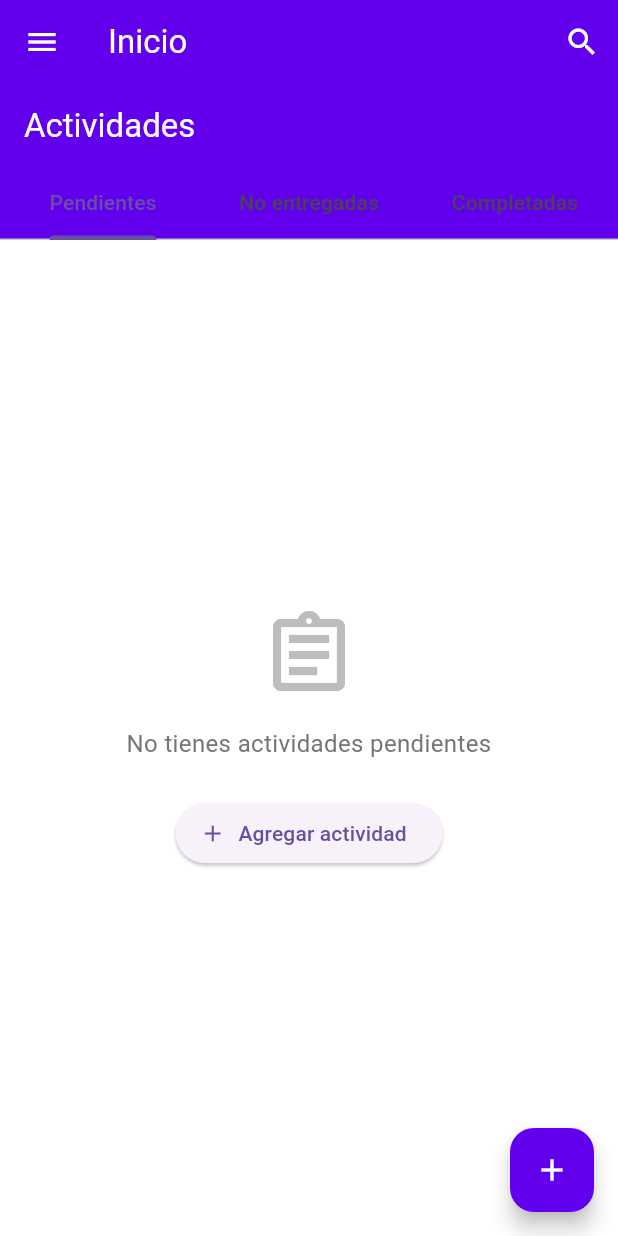
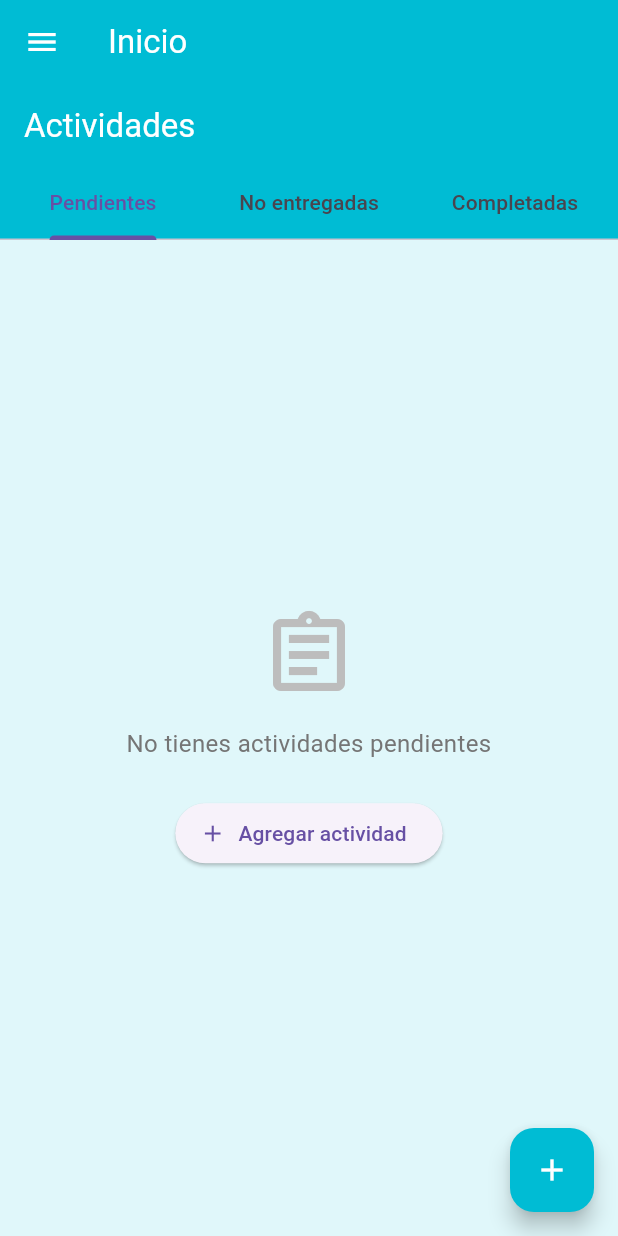
Before and after one commit to LuisMario698/ProyectoEdu, a Flutter app: the screen it shows after launch, in the side drawer, after a tap on "Materias", on a phone screen of 412 x 824 dp. Run offline on Flutter 3.47's test engine with Material 3 defaults, Android fonts, the phone set to English and light mode, and no system bars; our stand-ins replace image_picker, responsive_builder, sqflite, table_calendar; accounts and stored records are empty.

Commit message:
completo movil

```diff
--- a/lib/models/actividad_model.dart
+++ b/lib/models/actividad_model.dart
@@ -2,26 +2,56 @@ import 'package:flutter/material.dart';
 
 class Actividad {
   int? id;
-  int? materiaId;
+  int materiaId; // ID de la materia asociada
   String nombre;
   String descripcion;
   DateTime fechaCreacion;
   DateTime fechaCierre;
-  DateTime? fechaCompletado;
+  DateTime? fechaCompletado; // Null si no está completada
   bool completada;
 
   Actividad({
     this.id,
-    this.materiaId,
+    required this.materiaId,
     required this.nombre,
-    this.descripcion = "",
-    DateTime? fechaCreacion,
+    required this.descripcion,
+    required this.fechaCreacion,
     required this.fechaCierre,
     this.fechaCompletado,
     this.completada = false,
-  }) : fechaCreacion = fechaCreacion ?? DateTime.now();
+  });
 
-  // Método copyWith para crear una copia con algunas propiedades modificadas
+  // Convertir un objeto Actividad a un Map para guardar en la base de datos
+  Map<String, dynamic> toMap() {
+    return {
+      'id': id,
+      'materiaId': materiaId,
+      'nombre': nombre,
+      'descripcion': descripcion,
+      'fechaCreacion': fechaCreacion.millisecondsSinceEpoch,
+      'fechaCierre': fechaCierre.millisecondsSinceEpoch,
+      'fechaCompletado': fechaCompletado?.millisecondsSinceEpoch,
+      'completada': completada ? 1 : 0,
+    };
+  }
+
+  // Crear un objeto Actividad desde un Map obtenido de la base de datos
+  factory Actividad.fromMap(Map<String, dynamic> map) {
+    return Actividad(
+      id: map['id'],
+      materiaId: map['materiaId'],
+      nombre: map['nombre'],
+      descripcion: map['descripcion'],
+      fechaCreacion: DateTime.fromMillisecondsSinceEpoch(map['fechaCreacion']),
+      fechaCierre: DateTime.fromMillisecondsSinceEpoch(map['fechaCierre']),
+      fechaCompletado: map['fechaCompletado'] != null
+          ? DateTime.fromMillisecondsSinceEpoch(map['fechaCompletado'])
+          : null,
+      completada: map['completada'] == 1,
+    );
+  }
+
+  // Método para crear una copia de la actividad con algunos campos modificados
   Actividad copyWith({
     int? id,
     int? materiaId,
@@ -44,33 +74,15 @@ class Actividad {
     );
   }
 
-  // Convertir un Actividad en Map
-  Map<String, dynamic> toMap() {
-    return {
-      'id': id,
-      'materiaId': materiaId,
-      'nombre': nombre,
-      'descripcion': descripcion,
-      'fechaCreacion': fechaCreacion.millisecondsSinceEpoch,
-      'fechaCierre': fechaCierre.millisecondsSinceEpoch,
-      'fechaCompletado': fechaCompletado?.millisecondsSinceEpoch,
-      'completada': completada ? 1 : 0,
-    };
+  // Método para marcar como completada
+  void marcarComoCompletada() {
+    completada = true;
+    fechaCompletado = DateTime.now();
   }
 
-  // Convertir Map en un Actividad
-  factory Actividad.fromMap(Map<String, dynamic> map) {
-    return Actividad(
-      id: map['id'],
-      materiaId: map['materiaId'],
-      nombre: map['nombre'],
-      descripcion: map['descripcion'] ?? "",
-      fechaCreacion: DateTime.fromMillisecondsSinceEpoch(map['fechaCreacion']),
-      fechaCierre: DateTime.fromMillisecondsSinceEpoch(map['fechaCierre']),
-      fechaCompletado: map['fechaCompletado'] != null
-          ? DateTime.fromMillisecondsSinceEpoch(map['fechaCompletado'])
-          : null,
-      completada: map['completada'] == 1,
-    );
+  // Método para desmarcar como completada
+  void desmarcarComoCompletada() {
+    completada = false;
+    fechaCompletado = null;
   }
 }
--- a/lib/models/materia_model.dart
+++ b/lib/models/materia_model.dart
@@ -1,21 +1,41 @@
-import 'package:flutter/material.dart';
-
 class Materia {
   int? id;
   String nombre;
   String descripcion;
   String maestro;
-  int color;
+  int color; // Código de color en formato entero (0xFFRRGGBB)
 
   Materia({
     this.id,
     required this.nombre,
-    this.descripcion = "",
-    this.maestro = "",
-    this.color = 0xFF81C784, // Color verde predeterminado
+    required this.descripcion,
+    required this.maestro,
+    required this.color,
   });
 
-  // Método copyWith para crear una copia con algunas propiedades modificadas
+  // Convertir un objeto Materia a un Map para guardar en la base de datos
+  Map<String, dynamic> toMap() {
+    return {
+      'id': id,
+      'nombre': nombre,
+      'descripcion': descripcion,
+      'maestro': maestro,
+      'color': color,
+    };
+  }
+
+  // Crear un objeto Materia desde un Map obtenido de la base de datos
+  factory Materia.fromMap(Map<String, dynamic> map) {
+    return Materia(
+      id: map['id'],
+      nombre: map['nombre'],
+      descripcion: map['descripcion'],
+      maestro: map['maestro'],
+      color: map['color'],
+    );
+  }
+
+  // Método para crear una copia de la materia con algunos campos modificados
   Materia copyWith({
     int? id,
     String? nombre,
@@ -31,31 +51,4 @@ class Materia {
       color: color ?? this.color,
     );
   }
-
-  // Convertir un Materia en Map
-  Map<String, dynamic> toMap() {
-    return {
-      'id': id,
-      'nombre': nombre,
-      'descripcion': descripcion,
-      'maestro': maestro,
-      'color': color,
-    };
-  }
-
-  // Convertir Map en un Materia
-  factory Materia.fromMap(Map<String, dynamic> map) {
-    return Materia(
-      id: map['id'],
-      nombre: map['nombre'],
-      descripcion: map['descripcion'] ?? "",
-      maestro: map['maestro'] ?? "",
-      color: map['color'] ?? 0xFF81C784,
-    );
-  }
-
-  // Método para obtener el objeto Color a partir del valor entero
-  Color getColor() {
-    return Color(color);
-  }
 }
--- a/lib/utils/mycolorplantilla.dart
+++ b/lib/utils/mycolorplantilla.dart
@@ -5,16 +5,16 @@ class MyColorThemes {
     brightness: Brightness.light,
     primaryColor: const Color(0xFF6200EE), // Deep Purple 500
     hintColor: Colors.grey,
-    scaffoldBackgroundColor: Colors.white,
+    scaffoldBackgroundColor: Color(0xFFE3F2FD), // Azul claro más visible
     appBarTheme: const AppBarTheme(
       backgroundColor: Color(0xFF6200EE),
       foregroundColor: Colors.white,
     ),
     textTheme: const TextTheme(
-      bodyMedium: TextStyle(color: Colors.black),
+      bodyMedium: TextStyle(color: Colors.black87),
     ),
     radioTheme: RadioThemeData(
-      fillColor: WidgetStateColor.resolveWith((states) => const Color(0xFF6200EE)),
+      fillColor: MaterialStateColor.resolveWith((states) => const Color(0xFF6200EE)),
     ),
     listTileTheme: const ListTileThemeData(textColor: Colors.black),
     inputDecorationTheme: const InputDecorationTheme(
@@ -66,13 +66,13 @@ class MyColorThemes {
     brightness: Brightness.light,
     primaryColor: const Color(0xFF7C4DFF), // Purple 400
     hintColor: Colors.orangeAccent,
-    scaffoldBackgroundColor: const Color(0xFFF3E5F5), // Lilac 50
+    scaffoldBackgroundColor: Color(0xFFE1BEE7), // Más saturado
     appBarTheme: const AppBarTheme(
       backgroundColor: Color(0xFF7C4DFF),
       foregroundColor: Colors.white,
     ),
     textTheme: const TextTheme(
-      bodyMedium: TextStyle(color: Color(0xFF4A148C)), // Deep Purple 900
+      bodyMedium: TextStyle(color: Color(0xFF311B92)), // Color más fuerte
     ),
     radioTheme: RadioThemeData(
       fillColor: WidgetStateColor.resolveWith((states) => const Color(0xFF7C4DFF)),
@@ -92,13 +92,13 @@ class MyColorThemes {
     brightness: Brightness.light,
     primaryColor: const Color(0xFF00BCD4), // Teal 500
     hintColor: Colors.blueGrey,
-    scaffoldBackgroundColor: Colors.white,
+    scaffoldBackgroundColor: Color(0xFFE0F7FA), // Azul claro
     appBarTheme: const AppBarTheme(
       backgroundColor: Color(0xFF00BCD4),
       foregroundColor: Colors.white,
     ),
     textTheme: const TextTheme(
-      bodyMedium: TextStyle(color: Color(0xFF263238)), // Blue Grey 900
+      bodyMedium: TextStyle(color: Color(0xFF004D40)), // Teal más oscuro
     ),
     radioTheme: RadioThemeData(
       fillColor: WidgetStateColor.resolveWith((states) => const Color(0xFF00BCD4)),
--- a/lib/views/mobile/configuracion_page.dart
+++ b/lib/views/mobile/configuracion_page.dart
@@ -3,7 +3,8 @@ import 'package:proyectoeducativo/utils/mycolorplantilla.dart';
 import 'package:provider/provider.dart';
 
 class ThemeProvider extends ChangeNotifier {
-  ThemeData _themeData = MyColorThemes.lightTheme;
+  ThemeData _themeData =
+      MyColorThemes.modernTheme; // Tema moderno como predeterminado
 
   ThemeData get themeData => _themeData;
 
@@ -21,9 +22,7 @@ class ConfiguracionPage extends StatelessWidget {
     final themeProvider = Provider.of<ThemeProvider>(context);
 
     return Scaffold(
-      appBar: AppBar(
-        title: const Text('Configuración'),
-      ),
+      appBar: AppBar(title: const Text('Configuración')),
       body: Padding(
         padding: const EdgeInsets.all(16.0),
         child: Column(
--- a/lib/views/mobile/home_mobile.dart
+++ b/lib/views/mobile/home_mobile.dart
@@ -19,54 +19,40 @@ class HomeMobile extends StatefulWidget {
 }
 
 class HomeMobileState extends State<HomeMobile> {
-  bool _isSearching = false;
-  final TextEditingController _searchController = TextEditingController();
   Widget _currentBody = const MainContent(); // Contenido dinámico del body
 
   void _showMaterias() {
     setState(() {
-      _isSearching = false;
-      _searchController.clear();
       _currentBody = const MateriasWidget(); // Cambia al widget de materias de widgetsMobile
     });
   }
 
   void _showActividades() {
     setState(() {
-      _isSearching = false;
-      _searchController.clear();
       _currentBody = const ActividadesWidget(); // Cambia al widget de actividades de widgetsMobile
     });
   }
 
   void _showHorario() {
     setState(() {
-      _isSearching = false;
-      _searchController.clear();
       _currentBody = const HorarioPage(); // Cambia al widget de horario de widgetsMobile
     });
   }
 
   void _showCalendario() {
     setState(() {
-      _isSearching = false;
-      _searchController.clear();
       _currentBody = const CalendarioWidget(); // Cambia al widget de calendario de widgetsMobile
     });
   }
 
   void _showGruposTrabajo() {
     setState(() {
-      _isSearching = false;
-      _searchController.clear();
       _currentBody = const GrupoTrabajoPage();
     });
   }
 
   void _showMainContent() {
     setState(() {
-      _isSearching = false;
-      _searchController.clear();
       _currentBody = const MainContent(); // Cambia al contenido principal
     });
   }
@@ -88,27 +74,12 @@ class HomeMobileState extends State<HomeMobile> {
                 icon: const Icon(Icons.menu),
                 onPressed: () {
                   setState(() {
-                    _isSearching = false;
-                    _searchController.clear();
                   });
                   Scaffold.of(context).openDrawer();
                 },
               ),
         ),
         title: const Text('Inicio'),
-        actions: [
-          IconButton(
-            icon: Icon(_isSearching ? Icons.close : Icons.search),
-            onPressed: () {
-              setState(() {
-                _isSearching = !_isSearching;
-                if (!_isSearching) {
-                  _searchController.clear();
-                }
-              });
-            },
-          ),
-        ],
       ),
       drawer: SizedBox(
         width: MediaQuery.of(context).size.width * 0.6,
@@ -119,9 +90,17 @@ class HomeMobileState extends State<HomeMobile> {
               const DrawerHeader(
                 decoration: BoxDecoration(color: Colors.blue),
                 child: Text(
-                  'Menú de Navegación',
-                  style: TextStyle(color: Colors.white, fontSize: 24),
+                  'Menú',
+                  style: TextStyle(color: Colors.white, fontSize: 50),
                 ),
+              ),
+              ListTile(
+                leading: const Icon(Icons.home),
+                title: const Text('Inicio'),
+                onTap: () {
+                  _showMainContent(); // Cambia al contenido principal
+                  Navigator.of(context).pop(); // Cierra el Drawer
+                },
               ),
               ListTile(
                 leading: const Icon(Icons.auto_stories_sharp),
@@ -131,14 +110,7 @@ class HomeMobileState extends State<HomeMobile> {
                   Navigator.of(context).pop(); // Cierra el Drawer
                 },
               ),
-              ListTile(
-                leading: const Icon(Icons.home),
-                title: const Text('Inicio'),
-                onTap: () {
-                  _showMainContent(); // Cambia al contenido principal
-                  Navigator.of(context).pop(); // Cierra el Drawer
-                },
-              ),
+
               ListTile(
                 leading: const Icon(Icons.home),
                 title: const Text('Actividades'),
@@ -171,7 +143,6 @@ class HomeMobileState extends State<HomeMobile> {
                   Navigator.of(context).pop(); // Cierra el Drawer
                 },
               ),
-              const ListTile(leading: Icon(Icons.chat), title: Text('Chats')),
               ListTile(
                 leading: const Icon(Icons.settings),
                 title: const Text('Configuración'),
@@ -187,39 +158,12 @@ class HomeMobileState extends State<HomeMobile> {
                 leading: Icon(Icons.info),
                 title: Text('Acerca de'),
               ),
-              ListTile(
-                leading: Icon(Icons.cleaning_services),
-                title: Text('Limpiar Base de Datos'),
-                onTap: () async {
-                  final db = DatabaseHelper();
-                  await db.limpiarBaseDeDatos();
-                  ScaffoldMessenger.of(context).showSnackBar(
-                    const SnackBar(content: Text('Base de datos limpiada correctamente')),
-                  );
-                },
-              ),
             ],
           ),
         ),
       ),
       body: Column(
         children: [
-          if (_isSearching)
-            Padding(
-              padding: const EdgeInsets.all(8.0),
-              child: TextField(
-                controller: _searchController,
-                decoration: const InputDecoration(
-                  hintText: 'Buscar...',
-                  border: OutlineInputBorder(),
-                  prefixIcon: Icon(Icons.search),
-                ),
-                autofocus: true,
-                onSubmitted: (value) {
-                  print('Buscando: $value');
-                },
-              ),
-            ),
           Expanded(child: _currentBody),
         ],
       ),
```
Also changed, not shown: lib/utils/color_utils.dart (+15 -15 lines), lib/db/database_helper.dart (added).
